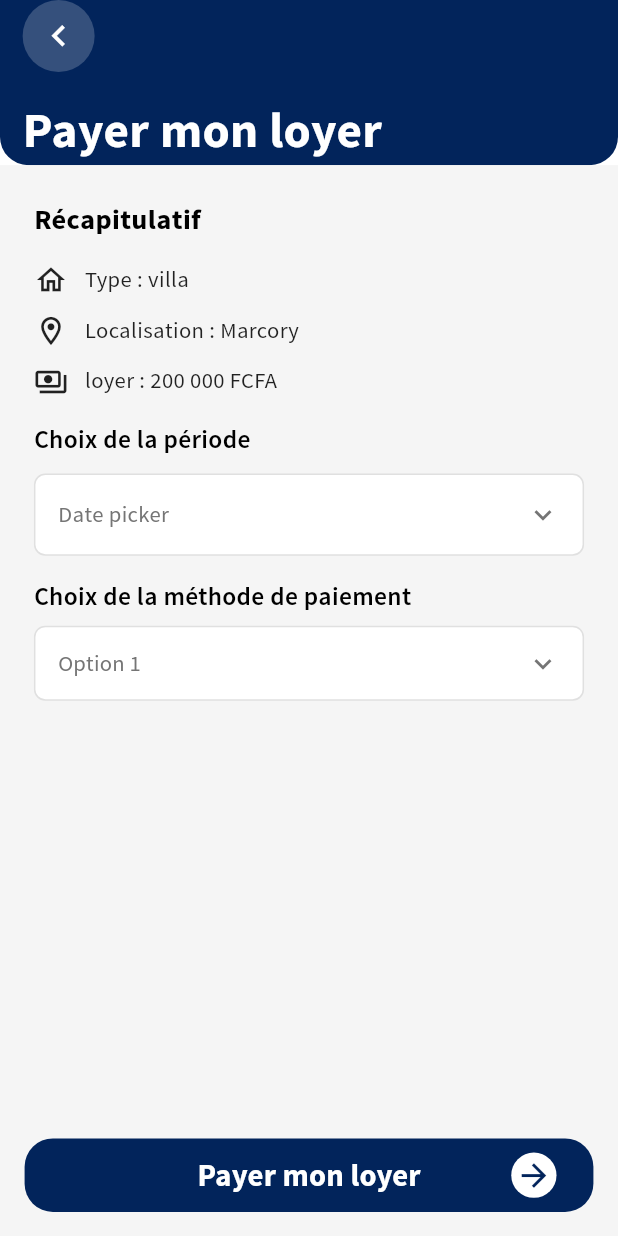
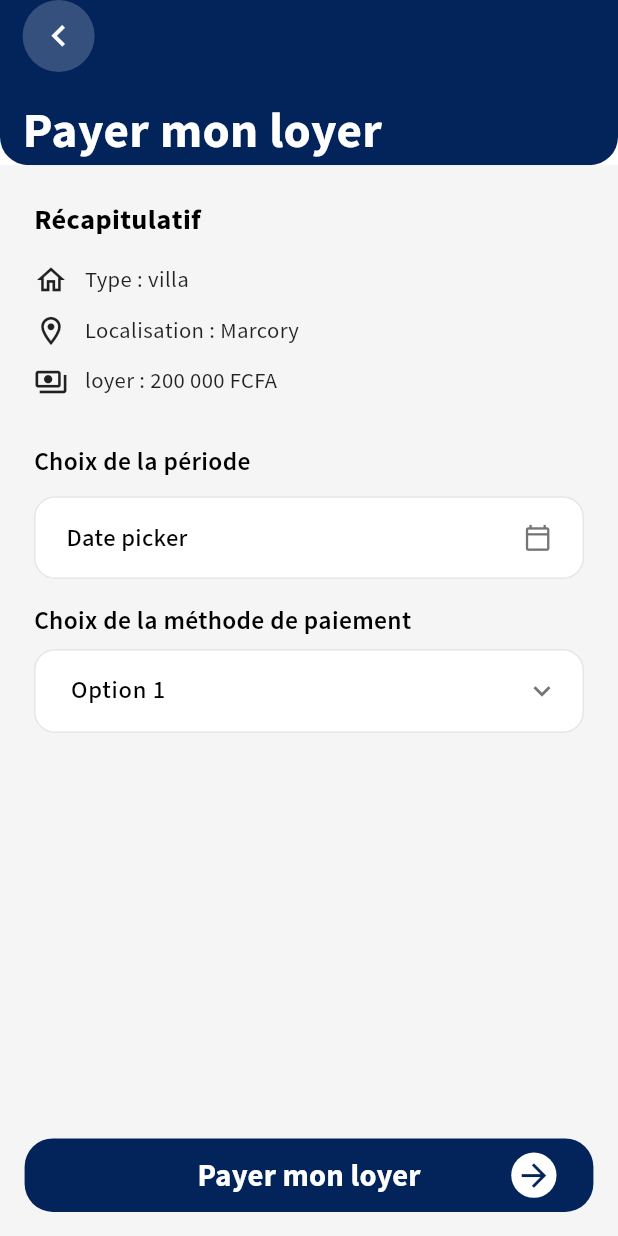
Before and after one commit to Ridiscus/Mae_IMO, a Flutter app: the PaymentPage screen opened by its route, on a phone screen of 412 x 824 dp. Run offline on Flutter 3.47's test engine with Material 3 defaults, Android fonts, the phone set to English and light mode, and no system bars; drawn by our look-alikes of toastification; our stand-ins replace dio, equatable, firebase_core, flutter_bloc, flutter_screenutil, flutter_svg and 7 more; missing offline and left inert: encrypt; accounts and stored records are empty; statements that could not run were skipped.

Commit message:
Améliorations des widgets UI: ajout isVertical à CustomSpacer, création de CustomTag, CustomDropdown et CustomDatePicker

```diff
--- a/lib/presentation/tenant/pages/contact_agency_page.dart
+++ b/lib/presentation/tenant/pages/contact_agency_page.dart
@@ -56,7 +56,8 @@ class _ContactAgencyPageState extends State<ContactAgencyPage> {
       children: [
         Text(
           'Maelys Immobilier',
-          style: TextStyle(
+          style:
+              TextStyle(
                 fontSize: 20.sp,
                 fontWeight: FontWeight.bold,
                 color: Colors.black,
@@ -65,7 +66,8 @@ class _ContactAgencyPageState extends State<ContactAgencyPage> {
         SizedBox(height: 8.r),
         Text(
           'contact@maelys-immobilier.fr',
-          style: TextStyle(
+          style:
+              TextStyle(
                 fontSize: 16.sp,
                 color: Color(0xFF0A2342),
               ).sourceSansProRegular,
@@ -73,7 +75,8 @@ class _ContactAgencyPageState extends State<ContactAgencyPage> {
         SizedBox(height: 4.r),
         Text(
           '+33 6 12 34 56 78',
-          style: TextStyle(
+          style:
+              TextStyle(
                 fontSize: 16.sp,
                 color: Colors.black54,
               ).sourceSansProRegular,
@@ -88,35 +91,20 @@ class _ContactAgencyPageState extends State<ContactAgencyPage> {
       children: [
         Text(
           'Sujet',
-          style: TextStyle(
+          style:
+              TextStyle(
                 fontSize: 16.sp,
                 fontWeight: FontWeight.bold,
                 color: Colors.black,
               ).sourceSansProBold,
         ),
         SizedBox(height: 8.r),
-        Container(
-          height: 56.r,
-          decoration: BoxDecoration(
-            borderRadius: BorderRadius.circular(8.r),
-            color: Color(0xFFF5F5F5),
-          ),
-          child: TextField(
+        CustomInputTextFactory.createTextInput(
           controller: _subjectController,
-            decoration: InputDecoration(
           hintText: 'Indiquez le sujet de votre message',
-              hintStyle: TextStyle(
-                color: Colors.grey,
-                fontSize: 14.sp,
-              ).sourceSansProRegular,
-              contentPadding: EdgeInsets.symmetric(horizontal: 16.r),
-              border: InputBorder.none,
-            ),
-            style: TextStyle(
-              fontSize: 14.sp,
-              color: Colors.black,
-            ).sourceSansProRegular,
-          ),
+          validator: (value) {
+            return null;
+          },
         ),
       ],
     );
@@ -128,37 +116,21 @@ class _ContactAgencyPageState extends State<ContactAgencyPage> {
       children: [
         Text(
           'Message',
-          style: TextStyle(
+          style:
+              TextStyle(
                 fontSize: 16.sp,
                 fontWeight: FontWeight.bold,
                 color: Colors.black,
               ).sourceSansProBold,
         ),
         SizedBox(height: 8.r),
-        Container(
-          decoration: BoxDecoration(
-            borderRadius: BorderRadius.circular(8.r),
-            color: Color(0xFFF5F5F5),
+        CustomInputTextFactory.createTextAreaInput(
+          controller: _messageController,
+          hintText: 'Entrez votre message',
+          validator: (value) {
+            return null;
+          },
         ),
-          child: TextField(
-            controller: _messageController,
-            maxLines: 5,
-            decoration: InputDecoration(
-              hintText: 'Entrez votre message',
-              hintStyle: TextStyle(
-                color: Colors.grey,
-                fontSize: 14.sp,
-              ).sourceSansProRegular,
-              contentPadding: EdgeInsets.symmetric(horizontal: 16.r, vertical: 12.r),
-              border: InputBorder.none,
-            ),
-            style: TextStyle(
-              fontSize: 14.sp,
-              color: Colors.black,
-            ).sourceSansProRegular,
-          ),
-        ),
-
       ],
     );
   }
@@ -172,7 +144,8 @@ class _ContactAgencyPageState extends State<ContactAgencyPage> {
         // Could show a success dialog and then pop back
       },
       buttonVariant: ButtonVariant.primary,
-      textStyle: TextStyle(
+      textStyle:
+          TextStyle(
             fontSize: 18.sp,
             fontWeight: FontWeight.bold,
             color: Colors.white,
--- a/lib/presentation/tenant/pages/home_tenant_page.dart
+++ b/lib/presentation/tenant/pages/home_tenant_page.dart
@@ -272,7 +272,9 @@ class _HomeTenantPageState extends State<HomeTenantPage> {
           CustomButton(
             text: "Contacter l'agence",
             showArrow: true,
-            onPressed: () {},
+            onPressed: () {
+              context.pushNamed(ContactAgencyPage.routeName);
+            },
             buttonVariant: ButtonVariant.primary,
           ),
         ],
--- a/lib/presentation/tenant/pages/payment_page.dart
+++ b/lib/presentation/tenant/pages/payment_page.dart
@@ -71,8 +71,9 @@ class _PaymentPageState extends State<PaymentPage> {
           child: Column(
             crossAxisAlignment: CrossAxisAlignment.start,
             children: [
+
               _buildSummarySection(),
-              CustomSpacer(),
+              CustomSpacer(space: 2,),
               _buildDatePicker(),
               CustomSpacer(),
               _buildPaymentMethodPicker(),
@@ -143,36 +144,15 @@ class _PaymentPageState extends State<PaymentPage> {
               ).sourceSansProSemiBold,
         ),
         SizedBox(height: 12.r),
-        GestureDetector(
-          onTap: () {
-            // Show date picker
+        CustomDatePickerFactory.createDatePicker(
+          displayText: selectedDate,
+          onDateSelected: (DateTime date) {
+            setState(() {
+              // Format the date as needed
+              selectedDate = '${date.month.toString().padLeft(2, '0')}/${date.year}';
+            });
           },
-          child: Container(
-            padding: EdgeInsets.symmetric(horizontal: 16.r, vertical: 16.r),
-            decoration: BoxDecoration(
-              color: Colors.white,
-              borderRadius: BorderRadius.circular(8.r),
-              border: Border.all(color: Colors.grey[300]!),
-            ),
-            child: Row(
-              mainAxisAlignment: MainAxisAlignment.spaceBetween,
-              children: [
-                Text(
-                  selectedDate,
-                  style:
-                      TextStyle(
-                        fontSize: 16.r,
-                        color: Colors.grey[600],
-                      ).sourceSansProRegular,
-                ),
-                Icon(
-                  Icons.keyboard_arrow_down,
-                  color: Colors.grey[600],
-                  size: 24.r,
-                ),
-              ],
-            ),
-          ),
+          hintText: 'Sélectionnez une période',
         ),
       ],
     );
@@ -193,25 +173,11 @@ class _PaymentPageState extends State<PaymentPage> {
         ),
 
         SizedBox(height: 8.r),
-       // CustomInputTextFactory.createTextInput(
-        //  controller: TextEditingController(),
-        //  hintText: 'Entrez votre adresse email de connexion',
-        //  validator: (value) {
-        //    return null;
-        //  },
-       // ),
 
-        Container(
-          padding: EdgeInsets.symmetric(horizontal: 16.r, vertical: 0),
-          decoration: BoxDecoration(
-            color: Colors.white,
-            borderRadius: BorderRadius.circular(8.r),
-            border: Border.all(color: Colors.grey[300]!),
-          ),
-          child: DropdownButtonHideUnderline(
-            child: DropdownButton<String>(
-              isExpanded: true,
+
+        CustomDropdownFactory.createDropdown<String>(
           value: selectedPaymentMethod,
+          items: <String>['Option 1', 'Option 2', 'Option 3'],
           onChanged: (String? newValue) {
             if (newValue != null) {
               setState(() {
@@ -219,31 +185,8 @@ class _PaymentPageState extends State<PaymentPage> {
               });
             }
           },
-              items:
-                  <String>[
-                    'Option 1',
-                    'Option 2',
-                    'Option 3',
-                  ].map<DropdownMenuItem<String>>((String value) {
-                    return DropdownMenuItem<String>(
-                      value: value,
-                      child: Text(
-                        value,
-                        style:
-                            TextStyle(
-                              fontSize: 16.r,
-                              color: Colors.grey[600],
-                            ).sourceSansProRegular,
-                      ),
-                    );
-                  }).toList(),
-              icon: Icon(
-                Icons.keyboard_arrow_down,
-                color: Colors.grey[600],
-                size: 24.r,
-              ),
-            ),
-          ),
+          itemLabelBuilder: (String value) => value,
+          hintText: 'Sélectionnez une option',
         ),
       ],
     );
--- /dev/null
+++ b/lib/shared/widgets/custom_date_picker.dart
@@ -0,0 +1,146 @@
+part of 'index.dart';
+
+/// Un widget de sélection de date personnalisé qui respecte le design de maelys_imo
+/// avec le même style visuel que les CustomInputText
+class CustomDatePicker extends StatelessWidget {
+  /// La date actuellement sélectionnée
+  final String displayText;
+
+  /// Fonction appelée quand une date est sélectionnée
+  final Function(DateTime) onDateSelected;
+
+  /// Date initiale à afficher dans le picker
+  final DateTime? initialDate;
+
+  /// Date minimale sélectionnable
+  final DateTime? firstDate;
+
+  /// Date maximale sélectionnable
+  final DateTime? lastDate;
+
+  /// Le texte indicatif quand aucune date n'est sélectionnée
+  final String? hintText;
+
+  /// Le texte d'étiquette (label) pour le sélecteur
+  final String? labelText;
+
+  /// Si le sélecteur doit prendre toute la largeur disponible
+  final bool isExpanded;
+
+  /// Crée un [CustomDatePicker] avec le style de l'application.
+  const CustomDatePicker({
+    super.key,
+    required this.displayText,
+    required this.onDateSelected,
+    this.initialDate,
+    this.firstDate,
+    this.lastDate,
+    this.hintText,
+    this.labelText,
+    this.isExpanded = true,
+  });
+
+  @override
+  Widget build(BuildContext context) {
+    return InkWell(
+      onTap: () => _showDatePicker(context),
+      borderRadius: BorderRadius.circular(15.r),
+      child: Container(
+        width: isExpanded ? double.infinity : null,
+        padding: EdgeInsets.symmetric(horizontal: 20.w, vertical: 16.h),
+        decoration: BoxDecoration(
+          color: Colors.white,
+          borderRadius: BorderRadius.circular(15.r),
+          border: Border.all(
+            color: Colors.black.withValues(alpha: .1),
+            width: 1.w,
+          ),
+        ),
+        child: Column(
+          crossAxisAlignment: CrossAxisAlignment.start,
+          mainAxisSize: MainAxisSize.min,
+          children: [
+            if (labelText != null) ...[
+              Text(
+                labelText!,
+                style: GoogleFonts.sourceSans3(
+                  fontSize: 12.sp,
+                  color: Colors.black54,
+                ),
+              ),
+              SizedBox(height: 4.h),
+            ],
+            Row(
+              mainAxisAlignment: MainAxisAlignment.spaceBetween,
+              children: [
+                Text(
+                  displayText,
+                  style: GoogleFonts.sourceSans3(
+                    fontSize: 16.sp,
+                    color: Colors.black,
+                    fontWeight: FontWeight.w500,
+                  ),
+                ),
+                Icon(
+                  Icons.calendar_today_outlined,
+                  color: Colors.grey[600],
+                  size: 20.r,
+                ),
+              ],
+            ),
+          ],
+        ),
+      ),
+    );
+  }
+
+  /// Affiche le sélecteur de date natif
+  Future<void> _showDatePicker(BuildContext context) async {
+    final DateTime now = DateTime.now();
+    final DateTime selected = await showDatePicker(
+      context: context,
+      initialDate: initialDate ?? now,
+      firstDate: firstDate ?? DateTime(now.year - 10),
+      lastDate: lastDate ?? DateTime(now.year + 10),
+      builder: (BuildContext context, Widget? child) {
+        return Theme(
+          data: ThemeData.light().copyWith(
+            colorScheme: const ColorScheme.light().copyWith(
+              primary: AppColors.primary,
+            ),
+            dialogBackgroundColor: Colors.white,
+          ),
+          child: child!,
+        );
+      },
+    ) ?? (initialDate ?? now);
+
+    onDateSelected(selected);
+  }
+}
+
+/// Fabrique pour créer des CustomDatePicker
+class CustomDatePickerFactory {
+  /// Crée un sélecteur de date avec le style standard de l'application
+  static Widget createDatePicker({
+    required String displayText,
+    required Function(DateTime) onDateSelected,
+    DateTime? initialDate,
+    DateTime? firstDate,
+    DateTime? lastDate,
+    String? hintText,
+    String? labelText,
+    bool isExpanded = true,
+  }) {
+    return CustomDatePicker(
+      displayText: displayText,
+      onDateSelected: onDateSelected,
+      initialDate: initialDate,
+      firstDate: firstDate,
+      lastDate: lastDate,
+      hintText: hintText,
+      labelText: labelText,
+      isExpanded: isExpanded,
+    );
+  }
+}
--- /dev/null
+++ b/lib/shared/widgets/custom_dropdown.dart
@@ -0,0 +1,144 @@
+part of 'index.dart';
+
+/// Un widget de dropdown personnalisé qui respecte le design de maelys_imo
+/// avec le même style visuel que les CustomInputText
+class CustomDropdown<T> extends StatelessWidget {
+  /// La valeur actuellement sélectionnée
+  final T value;
+
+  /// La liste des options disponibles
+  final List<T> items;
+
+  /// Fonction appelée quand une nouvelle option est sélectionnée
+  final void Function(T?) onChanged;
+
+  /// Fonction pour construire les libellés des options
+  final String Function(T) itemLabelBuilder;
+
+  /// Le texte indicatif quand aucune option n'est sélectionnée
+  final String? hintText;
+
+  /// Le texte d'étiquette (label) pour le dropdown
+  final String? labelText;
+
+  /// Si le dropdown doit prendre toute la largeur disponible
+  final bool isExpanded;
+
+  /// Crée un [CustomDropdown] avec le style de l'application.
+  const CustomDropdown({
+    super.key,
+    required this.value,
+    required this.items,
+    required this.onChanged,
+    required this.itemLabelBuilder,
+    this.hintText,
+    this.labelText,
+    this.isExpanded = true,
+  });
+
+  @override
+  Widget build(BuildContext context) {
+    return DropdownMenu<T>(
+      width: isExpanded ? MediaQuery.of(context).size.width - 32.w : null,
+      initialSelection: value,
+      enableFilter: false,
+      enableSearch: false,
+      leadingIcon: null,
+      trailingIcon: Icon(
+        Icons.keyboard_arrow_down,
+        color: Colors.grey[600],
+        size: 24.r,
+      ),
+      label: labelText != null ? Text(labelText!) : null,
+      hintText: hintText,
+      textStyle: GoogleFonts.sourceSans3(
+        fontSize: 16.sp,
+        color: Colors.black,
+        fontWeight: FontWeight.w500,
+      ),
+      inputDecorationTheme: InputDecorationTheme(
+        filled: true,
+        fillColor: Colors.white,
+        hintStyle: TextStyle(
+          fontSize: 16.sp,
+          color: Colors.black38,
+          letterSpacing: -.2,
+        ),
+        labelStyle: GoogleFonts.sourceSans3(
+          fontSize: 16.sp,
+          color: Colors.black,
+        ),
+        contentPadding: EdgeInsets.symmetric(horizontal: 20.w, vertical: 16.h),
+        border: OutlineInputBorder(
+          borderRadius: BorderRadius.circular(15.r), // Forme très arrondie
+          borderSide: BorderSide(
+            color: Colors.black.withValues(alpha: .1),
+            width: 1.w,
+          ),
+        ),
+        enabledBorder: OutlineInputBorder(
+          borderRadius: BorderRadius.circular(15.r),
+          borderSide: BorderSide(
+            color: Colors.black.withValues(alpha: .1),
+            width: 1.w,
+          ),
+        ),
+        focusedBorder: OutlineInputBorder(
+          borderRadius: BorderRadius.circular(15.r),
+          borderSide: BorderSide(
+            color: Colors.black.withValues(alpha: .1),
+            width: 1.w,
+          ),
+        ),
+        errorBorder: OutlineInputBorder(
+          borderRadius: BorderRadius.circular(15.r),
+          borderSide: BorderSide(color: Colors.red, width: 1.w),
+        ),
+        focusedErrorBorder: OutlineInputBorder(
+          borderRadius: BorderRadius.circular(15.r),
+          borderSide: BorderSide(color: Colors.red, width: 1.w),
+        ),
+      ),
+      onSelected: onChanged,
+      dropdownMenuEntries: items.map<DropdownMenuEntry<T>>((T item) {
+        return DropdownMenuEntry<T>(
+          value: item,
+          label: itemLabelBuilder(item),
+          style: ButtonStyle(
+            textStyle: MaterialStateProperty.all(
+              GoogleFonts.sourceSans3(
+                fontSize: 16.r,
+                color: Colors.grey[600],
+                fontWeight: FontWeight.w400,
+              ),
+            ),
+          ),
+        );
+      }).toList(),
+    );
+  }
+}
+
+/// Fabrique pour créer des CustomDropdown
+class CustomDropdownFactory {
+  /// Crée un dropdown avec le style standard de l'application
+  static Widget createDropdown<T>({
+    required T value,
+    required List<T> items,
+    required void Function(T?) onChanged,
+    required String Function(T) itemLabelBuilder,
+    String? hintText,
+    String? labelText,
+    bool isExpanded = true,
+  }) {
+    return CustomDropdown<T>(
+      value: value,
+      items: items,
+      onChanged: onChanged,
+      itemLabelBuilder: itemLabelBuilder,
+      hintText: hintText,
+      labelText: labelText,
+      isExpanded: isExpanded,
+    );
+  }
+}
--- a/lib/shared/widgets/index.dart
+++ b/lib/shared/widgets/index.dart
@@ -17,7 +17,9 @@ import '../../core/constants/app_colors.dart' show AppColors;
 part 'category_list.dart';
 part 'circular_icon.dart';
 part 'custom_button.dart';
+part 'custom_date_picker.dart';
 part 'custom_drawer.dart';
+part 'custom_dropdown.dart';
 part 'custom_input_text.dart';
 part 'custom_scaffold.dart';
 part 'custom_spacer.dart';
```
Lines whose indentation alone changed are shown as unchanged.
